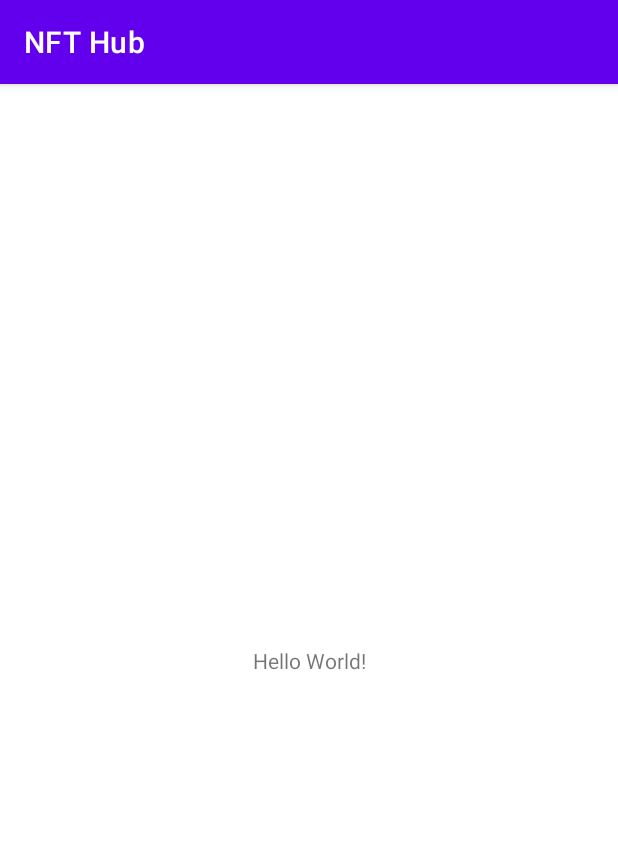
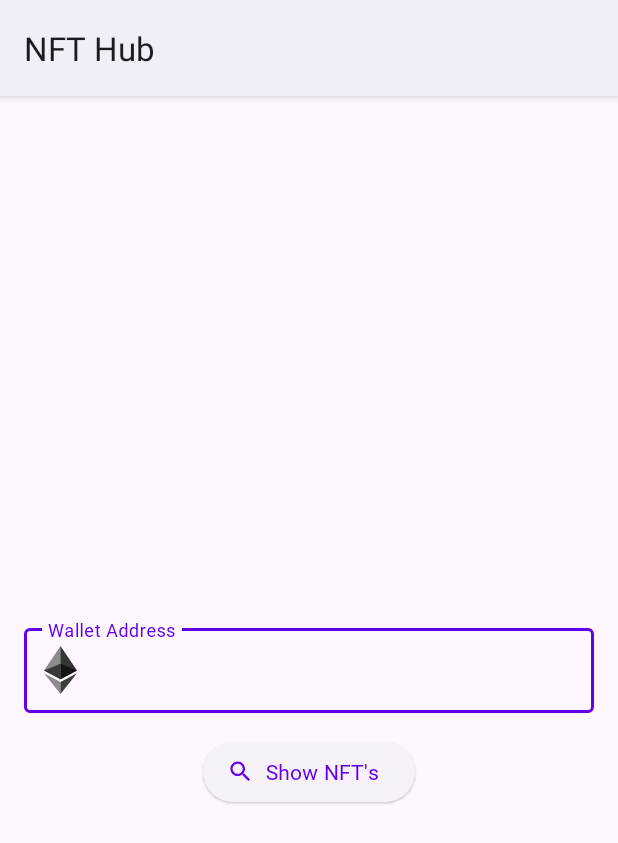
Before and after one commit to The-NFT-Hub/android-native-app, an Android app: the screen it shows after launch (MainActivity), on a phone screen of 412 x 824 dp. Shown: the top 843 px of the screen. Run offline under Robolectric (Android 15) with nearby library versions, the phone set to English and light mode, and no system bars.

Commit message:
Input wallet address

```diff
--- a/app/app/build.gradle
+++ b/app/app/build.gradle
@@ -34,9 +34,9 @@ android {
 dependencies {
 
     implementation 'androidx.core:core-ktx:1.7.0'
-    implementation 'androidx.appcompat:appcompat:1.3.0'
-    implementation 'com.google.android.material:material:1.4.0'
-    implementation 'androidx.constraintlayout:constraintlayout:2.0.4'
+    implementation 'androidx.appcompat:appcompat:1.4.1'
+    implementation 'com.google.android.material:material:1.5.0'
+    implementation 'androidx.constraintlayout:constraintlayout:2.1.3'
     testImplementation 'junit:junit:4.13.2'
     androidTestImplementation 'androidx.test.ext:junit:1.1.3'
     androidTestImplementation 'androidx.test.espresso:espresso-core:3.4.0'
--- a/app/app/src/main/java/nl/gewoonjaap/nfthub/MainActivity.kt
+++ b/app/app/src/main/java/nl/gewoonjaap/nfthub/MainActivity.kt
@@ -1,11 +1,33 @@
 package nl.gewoonjaap.nfthub
 
+import android.content.Intent
+import android.os.Bundle
+import android.widget.Button
+import android.widget.Toast
 import androidx.appcompat.app.AppCompatActivity
-import android.os.Bundle
+import com.google.android.material.textfield.TextInputEditText
+
+const val WALLET_ADDRESS = "nl.gewoonjaap.nfthub.WALLET_ADDRESS"
+
 
 class MainActivity : AppCompatActivity() {
     override fun onCreate(savedInstanceState: Bundle?) {
         super.onCreate(savedInstanceState)
         setContentView(R.layout.activity_main)
+
+        val GetNFTButton: Button = findViewById(R.id.showNFTButton)
+        val inputAddress: TextInputEditText = findViewById(R.id.WalletAddressInput)
+
+        GetNFTButton.setOnClickListener {
+            val walletAddress = inputAddress.text.toString().trim()
+            Toast.makeText(this, "Wallet Address: $walletAddress", Toast.LENGTH_LONG).show()
+
+            val intent = Intent(this, ProfileActivity::class.java).apply {
+              putExtra(WALLET_ADDRESS, walletAddress)
+          }
+            startActivity(intent)
+        }
+
+
     }
 }
--- /dev/null
+++ b/app/app/src/main/res/drawable/ic_baseline_search_24.xml
@@ -0,0 +1,10 @@
+<vector xmlns:android="http://schemas.android.com/apk/res/android"
+    android:width="24dp"
+    android:height="24dp"
+    android:viewportWidth="24"
+    android:viewportHeight="24"
+    android:tint="?attr/colorControlNormal">
+  <path
+      android:fillColor="@android:color/white"
+      android:pathData="M15.5,14h-0.79l-0.28,-0.27C15.41,12.59 16,11.11 16,9.5 16,5.91 13.09,3 9.5,3S3,5.91 3,9.5 5.91,16 9.5,16c1.61,0 3.09,-0.59 4.23,-1.57l0.27,0.28v0.79l5,4.99L20.49,19l-4.99,-5zM9.5,14C7.01,14 5,11.99 5,9.5S7.01,5 9.5,5 14,7.01 14,9.5 11.99,14 9.5,14z"/>
+</vector>
--- /dev/null
+++ b/app/app/src/main/res/drawable/ic_ethereum_eth_logo.xml
@@ -0,0 +1,30 @@
+<vector xmlns:android="http://schemas.android.com/apk/res/android"
+    android:width="22dp"
+    android:height="32dp"
+    android:viewportWidth="784.37"
+    android:viewportHeight="1277.39">
+  <path
+      android:pathData="M392.07,0l-8.57,29.11l0,844.63l8.57,8.55l392.06,-231.75z"
+      android:fillColor="#343434"
+      android:fillType="nonZero"/>
+  <path
+      android:pathData="M392.07,0l-392.07,650.54l392.07,231.75l0,-409.96z"
+      android:fillColor="#8C8C8C"
+      android:fillType="nonZero"/>
+  <path
+      android:pathData="M392.07,956.52l-4.83,5.89l0,300.87l4.83,14.1l392.3,-552.49z"
+      android:fillColor="#3C3C3B"
+      android:fillType="nonZero"/>
+  <path
+      android:pathData="M392.07,1277.38l0,-320.86l-392.07,-231.63z"
+      android:fillColor="#8C8C8C"
+      android:fillType="nonZero"/>
+  <path
+      android:pathData="M392.07,882.29l392.06,-231.75l-392.06,-178.21z"
+      android:fillColor="#141414"
+      android:fillType="nonZero"/>
+  <path
+      android:pathData="M0,650.54l392.07,231.75l0,-409.96z"
+      android:fillColor="#393939"
+      android:fillType="nonZero"/>
+</vector>
--- a/app/app/src/main/res/layout/activity_main.xml
+++ b/app/app/src/main/res/layout/activity_main.xml
@@ -6,13 +6,48 @@
     android:layout_height="match_parent"
     tools:context=".MainActivity">
 
-    <TextView
+
+    <com.google.android.material.textfield.TextInputLayout
+        android:id="@+id/WalletAddressInputLayout"
+        android:layout_width="0dp"
+        android:layout_height="wrap_content"
+        android:layout_marginLeft="16dp"
+        android:layout_marginRight="16dp"
+        android:hint="@string/label_wallet"
+        app:layout_constraintBottom_toBottomOf="parent"
+        app:layout_constraintLeft_toLeftOf="parent"
+
+        app:layout_constraintRight_toRightOf="parent"
+        app:layout_constraintTop_toTopOf="parent"
+        tools:ignore="MissingConstraints"
+        app:startIconDrawable="@drawable/ic_ethereum_eth_logo"
+        app:startIconTint="@null"
+
+        app:startIconContentDescription="Zoeken">
+
+        <com.google.android.material.textfield.TextInputEditText
+            android:id="@+id/WalletAddressInput"
+            android:layout_width="match_parent"
+            android:layout_height="wrap_content"
+            android:fontFamily="@font/roboto"
+            android:inputType="text"
+            android:maxLines="1" />
+
+    </com.google.android.material.textfield.TextInputLayout>
+
+    <com.google.android.material.button.MaterialButton
+        android:id="@+id/showNFTButton"
+        style="@style/Widget.Material3.Button.ElevatedButton.Icon"
         android:layout_width="wrap_content"
         android:layout_height="wrap_content"
-        android:text="Hello World!"
-        app:layout_constraintBottom_toBottomOf="parent"
-        app:layout_constraintLeft_toLeftOf="parent"
-        app:layout_constraintRight_toRightOf="parent"
-        app:layout_constraintTop_toTopOf="parent" />
+        android:layout_marginTop="15dp"
+        android:fontFamily="@font/roboto"
+        android:text="@string/show_nfts_button"
+        app:icon="@drawable/ic_baseline_search_24"
+        app:layout_constraintEnd_toEndOf="parent"
+        app:layout_constraintHorizontal_bias="0.5"
+        app:layout_constraintStart_toStartOf="parent"
+        app:layout_constraintTop_toBottomOf="@+id/WalletAddressInputLayout" />
+
 
 </androidx.constraintlayout.widget.ConstraintLayout>
--- a/app/app/src/main/res/values-night/themes.xml
+++ b/app/app/src/main/res/values-night/themes.xml
@@ -1,6 +1,6 @@
 <resources xmlns:tools="http://schemas.android.com/tools">
     <!-- Base application theme. -->
-    <style name="Theme.NFTHub" parent="Theme.MaterialComponents.DayNight.DarkActionBar">
+    <style name="Theme.NFTHub" parent="Theme.Material3.DayNight">
         <!-- Primary brand color. -->
         <item name="colorPrimary">@color/purple_200</item>
         <item name="colorPrimaryVariant">@color/purple_700</item>
--- a/app/app/src/main/res/values/strings.xml
+++ b/app/app/src/main/res/values/strings.xml
@@ -1,3 +1,5 @@
 <resources>
     <string name="app_name">NFT Hub</string>
+    <string name="label_wallet">Wallet Address</string>
+    <string name="show_nfts_button">Show NFT\'s</string>
 </resources>
--- a/app/app/src/main/res/values/themes.xml
+++ b/app/app/src/main/res/values/themes.xml
@@ -1,6 +1,6 @@
 <resources xmlns:tools="http://schemas.android.com/tools">
     <!-- Base application theme. -->
-    <style name="Theme.NFTHub" parent="Theme.MaterialComponents.DayNight.DarkActionBar">
+    <style name="Theme.NFTHub" parent="Theme.Material3.DayNight">
         <!-- Primary brand color. -->
         <item name="colorPrimary">@color/purple_500</item>
         <item name="colorPrimaryVariant">@color/purple_700</item>
@@ -12,5 +12,6 @@
         <!-- Status bar color. -->
         <item name="android:statusBarColor" tools:targetApi="l">?attr/colorPrimaryVariant</item>
         <!-- Customize your theme here. -->
+
     </style>
 </resources>
--- a/app/build.gradle
+++ b/app/build.gradle
@@ -1,7 +1,7 @@
 // Top-level build file where you can add configuration options common to all sub-projects/modules.
 plugins {
-    id 'com.android.application' version '7.1.0' apply false
-    id 'com.android.library' version '7.1.0' apply false
+    id 'com.android.application' version '7.1.1' apply false
+    id 'com.android.library' version '7.1.1' apply false
     id 'org.jetbrains.kotlin.android' version '1.6.10' apply false
 }
 
```
Also changed, not shown: app/app/src/main/AndroidManifest.xml (+7 -0 lines), app/app/src/main/java/nl/gewoonjaap/nfthub/ProfileActivity.kt (added, +18 -0 lines), app/app/src/main/res/layout/activity_profile.xml (added, +19 -0 lines), app/app/src/main/res/font/roboto.ttf (added).
